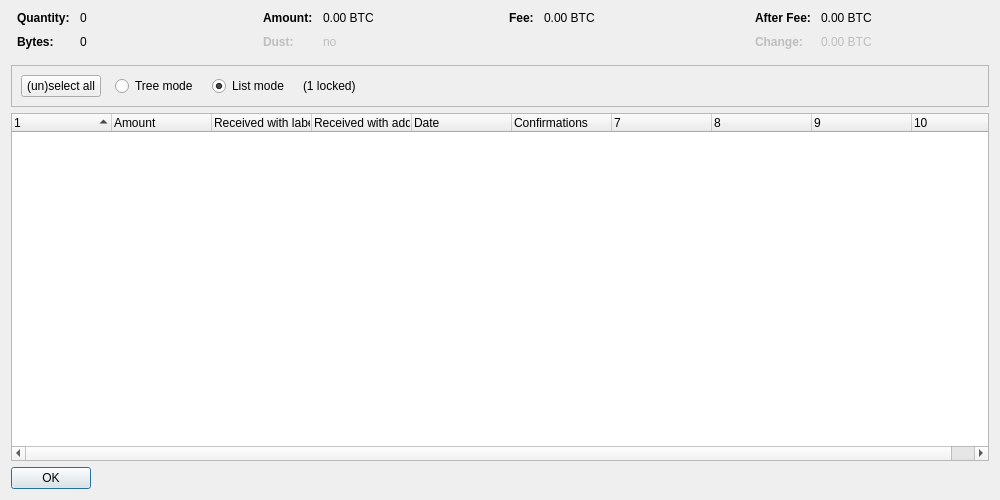
Above: src/qt/forms/coincontroldialog.ui from DutchShadow/crown-core-1 before the change. Below: the same form after it.
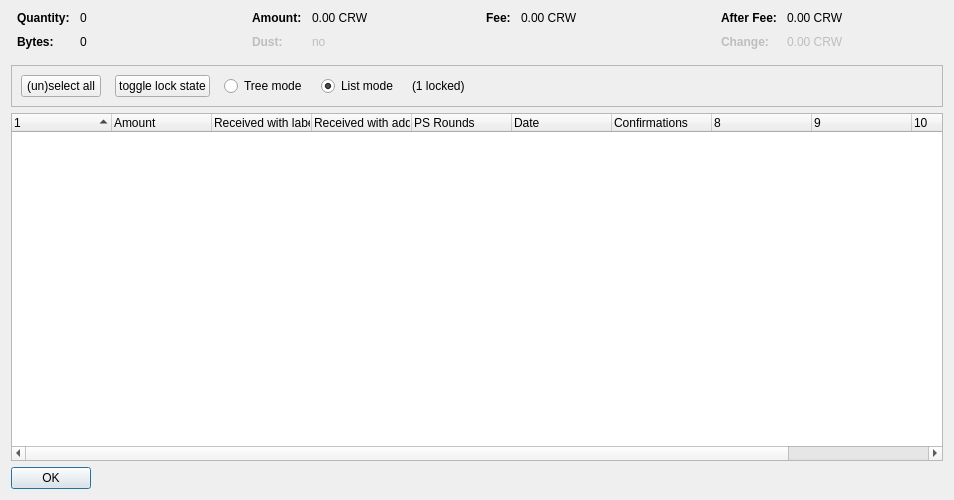
That is the form after the change. Custom widgets are drawn as their Qt base class.

```diff
--- a/src/qt/forms/coincontroldialog.ui
+++ b/src/qt/forms/coincontroldialog.ui
@@ -6,7 +6,7 @@
    <rect>
     <x>0</x>
     <y>0</y>
-    <width>1000</width>
+    <width>954</width>
     <height>500</height>
    </rect>
   </property>
@@ -132,7 +132,7 @@
           <enum>Qt::ActionsContextMenu</enum>
          </property>
          <property name="text">
-          <string notr="true">0.00 BTC</string>
+          <string notr="true">0.00 CRW</string>
          </property>
          <property name="textInteractionFlags">
           <set>Qt::LinksAccessibleByMouse|Qt::TextSelectableByKeyboard|Qt::TextSelectableByMouse</set>
@@ -212,7 +212,7 @@
           <enum>Qt::ActionsContextMenu</enum>
          </property>
          <property name="text">
-          <string notr="true">0.00 BTC</string>
+          <string notr="true">0.00 CRW</string>
          </property>
          <property name="textInteractionFlags">
           <set>Qt::LinksAccessibleByMouse|Qt::TextSelectableByKeyboard|Qt::TextSelectableByMouse</set>
@@ -257,7 +257,7 @@
           <enum>Qt::ActionsContextMenu</enum>
          </property>
          <property name="text">
-          <string notr="true">0.00 BTC</string>
+          <string notr="true">0.00 CRW</string>
          </property>
          <property name="textInteractionFlags">
           <set>Qt::LinksAccessibleByMouse|Qt::TextSelectableByKeyboard|Qt::TextSelectableByMouse</set>
@@ -292,7 +292,7 @@
           <enum>Qt::ActionsContextMenu</enum>
          </property>
          <property name="text">
-          <string notr="true">0.00 BTC</string>
+          <string notr="true">0.00 CRW</string>
          </property>
          <property name="textInteractionFlags">
           <set>Qt::LinksAccessibleByMouse|Qt::TextSelectableByKeyboard|Qt::TextSelectableByMouse</set>
@@ -319,7 +319,7 @@
      </property>
      <layout class="QHBoxLayout" name="horizontalLayout">
       <item>
-       <layout class="QHBoxLayout" name="horizontalLayoutPanel" stretch="0,0,0,0,0">
+       <layout class="QHBoxLayout" name="horizontalLayoutPanel" stretch="0,0,0,0,0,0">
         <property name="spacing">
          <number>14</number>
         </property>
@@ -339,6 +339,22 @@
           </property>
          </widget>
         </item>
+        <item>
+         <widget class="QPushButton" name="pushButtonToggleLock">
+          <property name="sizePolicy">
+           <sizepolicy hsizetype="Maximum" vsizetype="Fixed">
+            <horstretch>0</horstretch>
+            <verstretch>0</verstretch>
+           </sizepolicy>
+          </property>
+          <property name="text">
+           <string>toggle lock state</string>
+          </property>
+          <property name="autoDefault">
+           <bool>false</bool>
+          </property>
+         </widget>
+        </item>
         <item>
          <widget class="QRadioButton" name="radioTreeMode">
           <property name="sizePolicy">
@@ -402,7 +418,7 @@
       <bool>false</bool>
      </property>
      <property name="columnCount">
-      <number>10</number>
+      <number>11</number>
      </property>
      <attribute name="headerShowSortIndicator" stdset="0">
       <bool>true</bool>
@@ -430,6 +446,11 @@
        <string>Received with address</string>
       </property>
      </column>
+     <column>
+      <property name="text">
+       <string>PS Rounds</string>
+      </property>
+     </column>
      <column>
       <property name="text">
        <string>Date</string>
```
Left out of the diff: 2 changed lines with no effect on the pictures.
